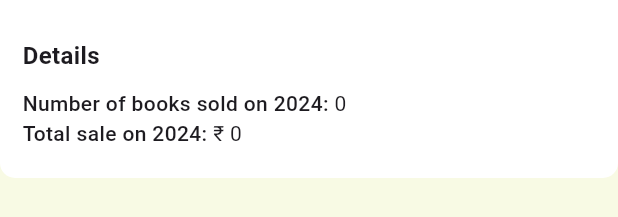
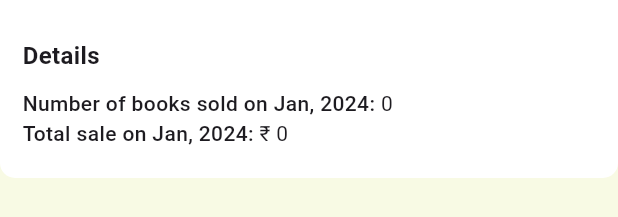
Before and after one commit to AyanDas-99/DiBook, a Flutter app: the MonthlySalesChart widget shown alone on an empty page, opened directly, on a phone screen of 412 x 824 dp. Shown: the part 434-651 px from the top of the screen. Run offline on Flutter 3.47's test engine with Material 3 defaults, Android fonts, the phone set to English and light mode, and no system bars; drawn by our look-alikes of fl_chart; our stand-ins replace carousel_slider, email_validator, equatable, flutter_dotenv, flutter_hooks, flutter_local_notifications and 7 more; missing offline and left inert: cloudinary, cloudinary_public, expandable_widgets, flutter_downloader; accounts and stored records are empty; network calls fail.

Commit message:
Minor updates to gross_sales and monthly_sales_chart

```diff
--- a/lib/view/tabs/profile/screens/earnings/components/gross_sales.dart
+++ b/lib/view/tabs/profile/screens/earnings/components/gross_sales.dart
@@ -61,7 +61,7 @@ class _GrossSalesState extends ConsumerState<GrossSales>
   Widget build(BuildContext context) {
     sales = ref.watch(allSalesByYearProvider(selectedYear));
     return SizedBox(
-      height: 320,
+      height: 300,
       child: Column(
         crossAxisAlignment: CrossAxisAlignment.center,
         children: [
--- a/lib/view/tabs/profile/screens/earnings/components/monthly_sales_chart.dart
+++ b/lib/view/tabs/profile/screens/earnings/components/monthly_sales_chart.dart
@@ -150,7 +150,7 @@ class _MonthlySalesChartState extends ConsumerState<MonthlySalesChart> {
                     child: Row(
                       children: [
                         Text(
-                          "Number of books sold on $selectedYear: ",
+                          "Number of books sold on ${months.entries.firstWhere((element) => element.value == selectedMonth).key}, $selectedYear: ",
                           style: const TextStyle(fontWeight: FontWeight.w500),
                         ),
                         Text(totalBooksSold(sales).toString()),
@@ -162,7 +162,7 @@ class _MonthlySalesChartState extends ConsumerState<MonthlySalesChart> {
                     child: Row(
                       children: [
                         Text(
-                          "Total sale on $selectedYear: ",
+                          "Total sale on ${months.entries.firstWhere((element) => element.value == selectedMonth).key}, $selectedYear: ",
                           style: const TextStyle(fontWeight: FontWeight.w500),
                         ),
                         Text("\u{20B9} ${calculateTotal(sales)}"),
```
